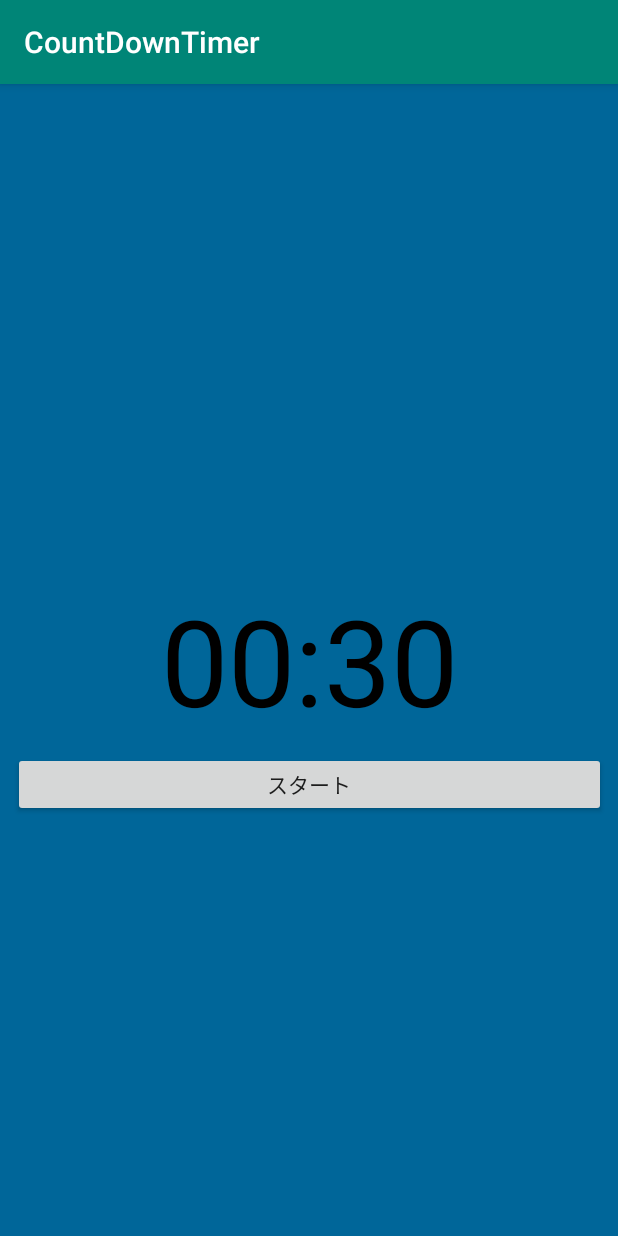
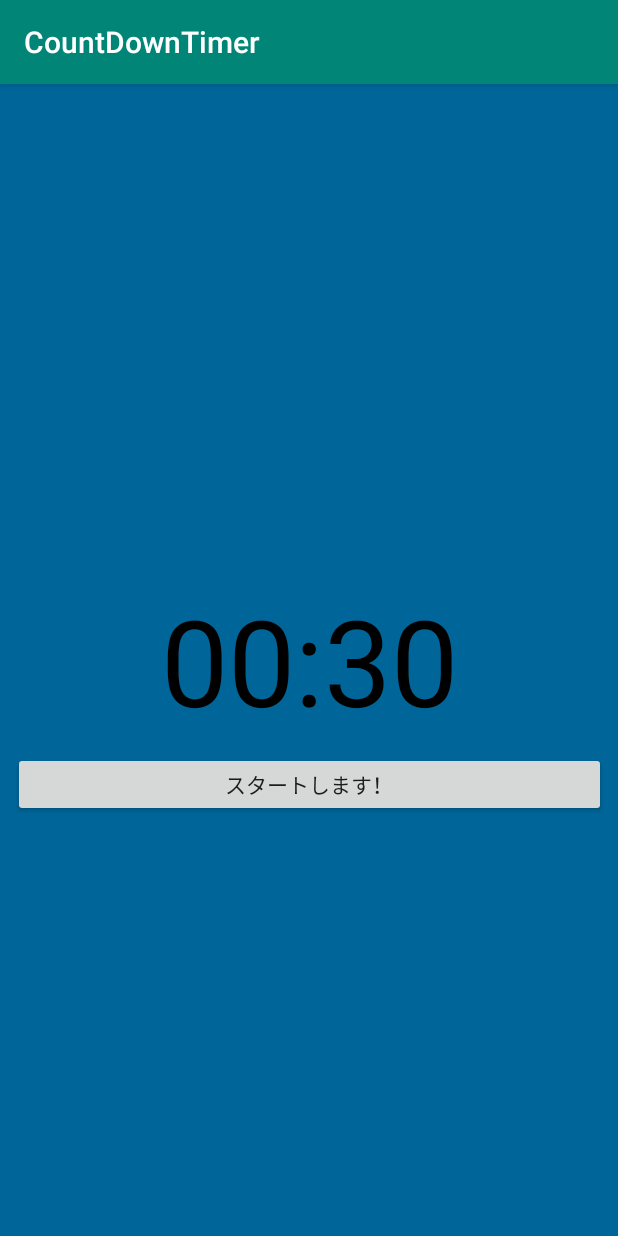
Before and after one commit to arlly/CountdownTimer, an Android app: the screen it shows after launch (MainActivity), on a phone screen of 412 x 824 dp. Run offline under Robolectric (Android 15) with nearby library versions, the phone set to English and light mode, and no system bars.

Commit message:
String.xmlに関する知見を追加した。

```diff
--- a/app/src/main/res/layout/activity_main.xml
+++ b/app/src/main/res/layout/activity_main.xml
@@ -35,7 +35,7 @@
         android:layout_centerHorizontal="true"
         android:layout_marginTop="8dp"
         android:layout_marginBottom="8dp"
-        android:text="@string/start"
+        android:text="@string/startButton"
         app:layout_constraintBottom_toTopOf="@+id/buttonreset"
         app:layout_constraintEnd_toEndOf="parent"
         app:layout_constraintHorizontal_bias="0.5"
--- a/app/src/main/res/values/strings.xml
+++ b/app/src/main/res/values/strings.xml
@@ -1,6 +1,7 @@
 <resources>
     <string name="app_name">CountDownTimer</string>
-    <string name="start">スタート</string>
+    <string name="start">すたーと</string>
     <string name="reset">リセット</string>
     <string name="_00_00">00:00</string>
+    <string name="startButton">スタートします！</string>
 </resources>
```
